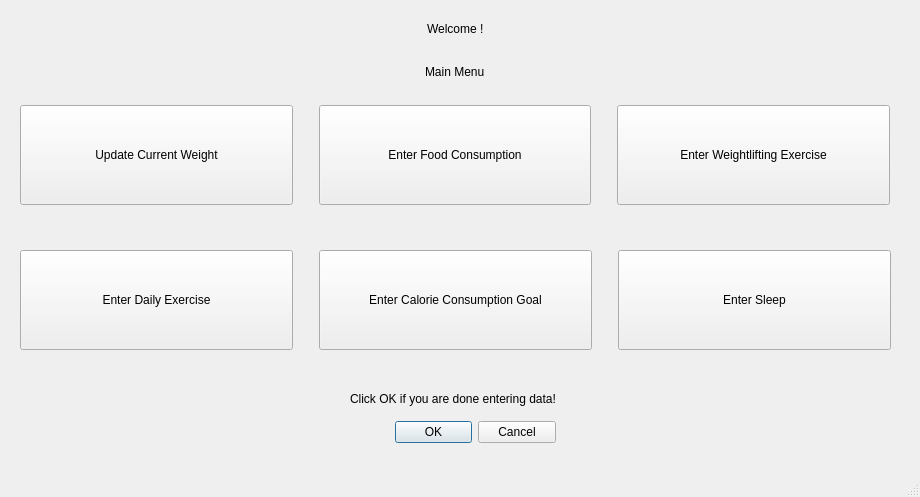
Before: the Qt Designer form mainmenu.ui in kevinlucas23/getFit, drawn with Qt 5.
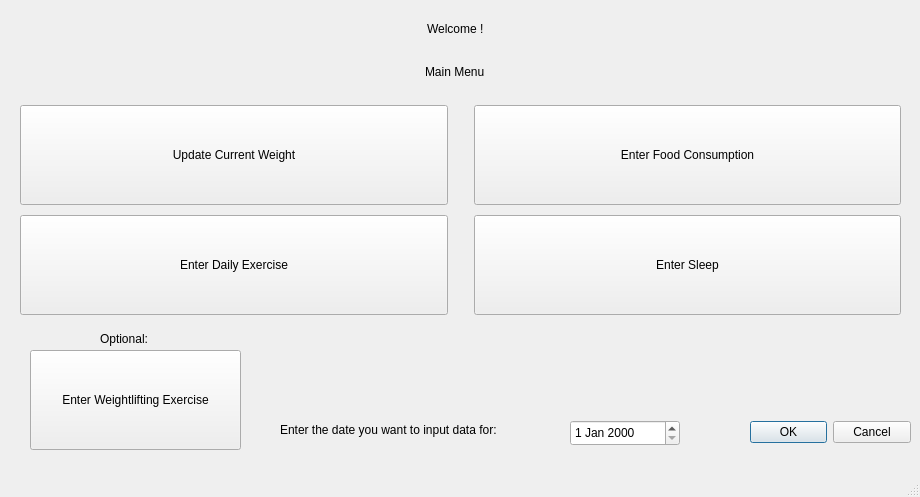
After: the same form once the commit is applied.

Commit message: modified mainmenu to take in values from all dialogs

The edit to the form file:
```diff
--- a/mainmenu.ui
+++ b/mainmenu.ui
@@ -19,7 +19,7 @@
      <rect>
       <x>0</x>
       <y>100</y>
-      <width>910</width>
+      <width>921</width>
       <height>111</height>
      </rect>
     </property>
@@ -104,44 +104,15 @@
        </property>
       </spacer>
      </item>
-     <item>
-      <widget class="QPushButton" name="pushButton_7">
-       <property name="minimumSize">
-        <size>
-         <width>0</width>
-         <height>100</height>
-        </size>
-       </property>
-       <property name="text">
-        <string>Enter Weightlifting Exercise</string>
-       </property>
-      </widget>
-     </item>
-     <item>
-      <spacer name="horizontalSpacer_4">
-       <property name="orientation">
-        <enum>Qt::Horizontal</enum>
-       </property>
-       <property name="sizeType">
-        <enum>QSizePolicy::Fixed</enum>
-       </property>
-       <property name="sizeHint" stdset="0">
-        <size>
-         <width>20</width>
-         <height>10</height>
-        </size>
-       </property>
-      </spacer>
-     </item>
     </layout>
    </widget>
    <widget class="QWidget" name="horizontalLayoutWidget_2">
     <property name="geometry">
      <rect>
       <x>0</x>
-      <y>240</y>
-      <width>911</width>
-      <height>121</height>
+      <y>210</y>
+      <width>921</width>
+      <height>111</height>
      </rect>
     </property>
     <layout class="QHBoxLayout" name="horizontalLayout_2">
@@ -190,35 +161,6 @@
        </property>
       </spacer>
      </item>
-     <item>
-      <widget class="QPushButton" name="pushButton_5">
-       <property name="minimumSize">
-        <size>
-         <width>0</width>
-         <height>100</height>
-        </size>
-       </property>
-       <property name="text">
-        <string>Enter Calorie Consumption Goal</string>
-       </property>
-      </widget>
-     </item>
-     <item>
-      <spacer name="horizontalSpacer_8">
-       <property name="orientation">
-        <enum>Qt::Horizontal</enum>
-       </property>
-       <property name="sizeType">
-        <enum>QSizePolicy::Fixed</enum>
-       </property>
-       <property name="sizeHint" stdset="0">
-        <size>
-         <width>20</width>
-         <height>10</height>
-        </size>
-       </property>
-      </spacer>
-     </item>
      <item>
       <widget class="QPushButton" name="pushButton_8">
        <property name="minimumSize">
@@ -233,7 +175,7 @@
       </widget>
      </item>
      <item>
-      <spacer name="horizontalSpacer_3">
+      <spacer name="horizontalSpacer_8">
        <property name="orientation">
         <enum>Qt::Horizontal</enum>
        </property>
@@ -279,7 +221,7 @@
    <widget class="QDialogButtonBox" name="buttonBox">
     <property name="geometry">
      <rect>
-      <x>395</x>
+      <x>750</x>
       <y>420</y>
       <width>161</width>
       <height>25</height>
@@ -289,17 +231,59 @@
      <set>QDialogButtonBox::Cancel|QDialogButtonBox::Ok</set>
     </property>
    </widget>
-   <widget class="QLabel" name="label">
+   <widget class="QDateEdit" name="dateEdit">
     <property name="geometry">
      <rect>
-      <x>350</x>
-      <y>390</y>
-      <width>261</width>
+      <x>570</x>
+      <y>420</y>
+      <width>110</width>
+      <height>26</height>
+     </rect>
+    </property>
+   </widget>
+   <widget class="QLabel" name="label_2">
+    <property name="geometry">
+     <rect>
+      <x>280</x>
+      <y>420</y>
+      <width>291</width>
+      <height>20</height>
+     </rect>
+    </property>
+    <property name="text">
+     <string>Enter the date you want to input data for:</string>
+    </property>
+   </widget>
+   <widget class="QPushButton" name="pushButton_7">
+    <property name="geometry">
+     <rect>
+      <x>30</x>
+      <y>350</y>
+      <width>211</width>
+      <height>100</height>
+     </rect>
+    </property>
+    <property name="minimumSize">
+     <size>
+      <width>0</width>
+      <height>100</height>
+     </size>
+    </property>
+    <property name="text">
+     <string>Enter Weightlifting Exercise</string>
+    </property>
+   </widget>
+   <widget class="QLabel" name="label_3">
+    <property name="geometry">
+     <rect>
+      <x>100</x>
+      <y>330</y>
+      <width>67</width>
       <height>17</height>
      </rect>
     </property>
     <property name="text">
-     <string>Click OK if you are done entering data!</string>
+     <string>Optional:</string>
     </property>
    </widget>
   </widget>
```
Left out of the diff: 44 changed lines with no effect on the pictures. The commit also changes 28 other files.
